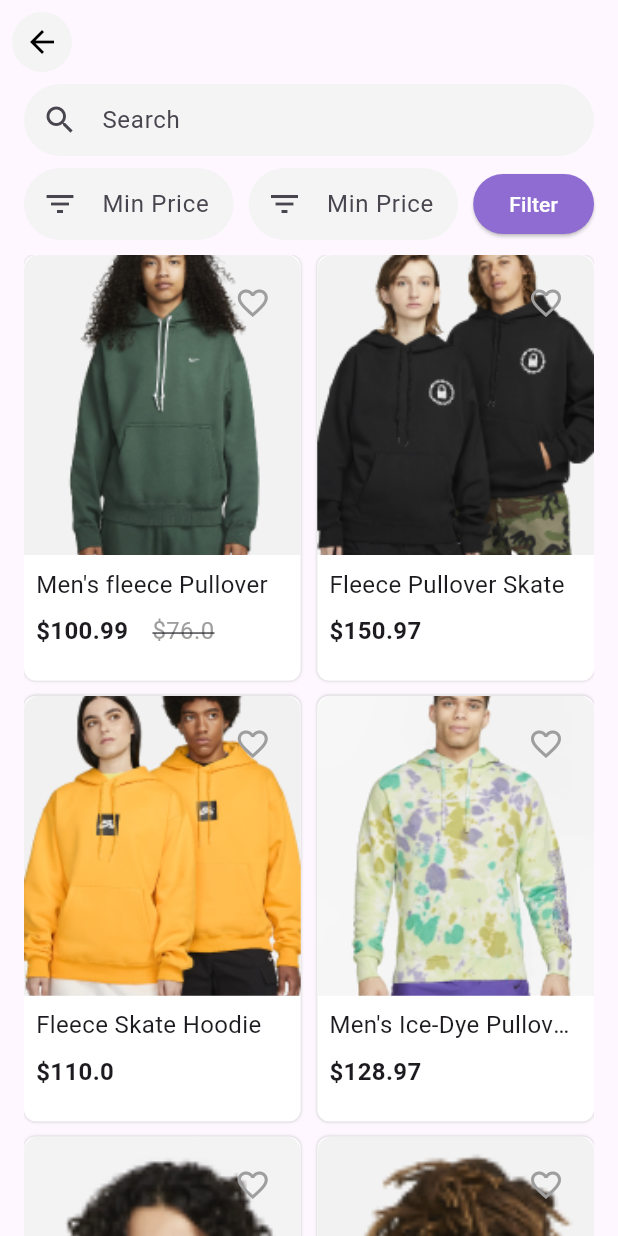
After one commit to elmir01/ecommerce_app, a Flutter app: the FilterScreen screen opened directly, on a phone screen of 412 x 824 dp. The commit adds this screen. Run offline on Flutter 3.47's test engine with Material 3 defaults, Android fonts, the phone set to English and light mode, and no system bars; our stand-ins replace badges, carousel_slider, flutter_riverpod, flutter_screenutil, get_it, image_cropper and 5 more; missing offline and left inert: dart:ffi; accounts and stored records are empty.

Commit message:
next-commit

```diff
--- a/lib/data/data_service.dart
+++ b/lib/data/data_service.dart
@@ -31,8 +31,8 @@ class DataService {
       quantity: 50,
       images: ['assets/jacket.png'],
       categoryId: 1,
-      isDiscount: false,
-      disCountPrice: 0,
+      isDiscount: true,
+      disCountPrice: 100.23,
 
     ),
     Product(
--- a/lib/data/db_helper.dart
+++ b/lib/data/db_helper.dart
@@ -1,5 +1,6 @@
 import 'package:ecommerce_app/models/cart.dart';
 import 'package:ecommerce_app/models/payment.dart';
+import 'package:flutter/cupertino.dart';
 import 'package:path/path.dart';
 import 'package:sqflite/sqflite.dart';
 import '../models/address.dart';
@@ -64,8 +65,10 @@ class DatabaseHelper {
       FOREIGN KEY(userId) REFERENCES users1(id)
     )
     ''';
+
   Future<Database> initDB() async {
     final databasePath = await getDatabasesPath();
+
     final path = join(databasePath, databaseName);
     return openDatabase(path, version: 1, onCreate: (db, version) async {
       await db.execute(user);
@@ -73,6 +76,7 @@ class DatabaseHelper {
       await db.execute(addressTable);
       await db.execute(paymentTable);
       await db.execute(cartTable);
+
     });
   }
 
--- a/lib/provider/cart_notifier.dart
+++ b/lib/provider/cart_notifier.dart
@@ -65,7 +65,7 @@ class CartNotifier extends StateNotifier<List<Cart>> {
             productJson: item.productJson, userId: currentUserId!,
           );
         }
-        return item; // Miqdar 1-dən az olmamalıdır
+        return item;
       }
       return item;
     }).toList();
--- /dev/null
+++ b/lib/views/home/filter_screen.dart
@@ -0,0 +1,264 @@
+import 'package:ecommerce_app/data/data_service.dart';
+import 'package:ecommerce_app/views/home/product_detail_screen.dart';
+import 'package:ecommerce_app/widgets/appbar_back_button.dart';
+import 'package:ecommerce_app/widgets/filter_textfield.dart';
+import 'package:flutter/cupertino.dart';
+import 'package:flutter/material.dart';
+import 'package:flutter_riverpod/flutter_riverpod.dart';
+import 'package:flutter_screenutil/flutter_screenutil.dart';
+
+import '../../models/product.dart';
+import '../../provider/favourite_provider.dart';
+import '../../widgets/product_container.dart';
+
+class FilterScreen extends ConsumerStatefulWidget {
+  const FilterScreen({super.key});
+
+  @override
+  ConsumerState createState() => _FilterScreenState();
+}
+
+class _FilterScreenState extends ConsumerState<FilterScreen> {
+  var _searchController = TextEditingController();
+  ScrollController? _scrollController = ScrollController();
+  List<Product> filteredProducts = [];
+  var products1 = DataService.predefinedProducts;
+  var products2 = DataService.predefinedNewInProducts;
+  var products3 = DataService.predefinedTopSellingProducts;
+  double minPrice = 0;
+  double maxPrice = 0;
+
+  String searchText = '';
+
+  void mergeProductLists() {
+    filteredProducts = [...products1, ...products2, ...products3];
+  }
+
+  void filterProducts(String query, double minPrice, double maxPrice) {
+    List<Product> results = [];
+
+    results = [...products1, ...products2, ...products3];
+    results = results
+        .where(
+            (product) => product.price >= minPrice && product.price <= maxPrice)
+        .toList();
+
+    if (query.isNotEmpty) {
+      results = results
+          .where((product) =>
+          product.name.toLowerCase().contains(query.toLowerCase()))
+          .toList();
+    }
+
+    setState(() {
+      filteredProducts = results;
+    });
+  }
+
+  void initState() {
+    super.initState();
+    mergeProductLists();
+  }
+  TextEditingController minPriceController = TextEditingController();
+  TextEditingController maxPriceController = TextEditingController();
+  @override
+  Widget build(BuildContext context) {
+    return Scaffold(
+      appBar: AppBar(
+        leading: AppBarBackButton(),
+      ),
+      body: Padding(
+        padding: EdgeInsets.symmetric(horizontal: 16.sp),
+        child: Column(
+          children: [
+            FilterTextField(
+              controller: _searchController,
+              onChanged: (value) {
+                searchText = value;
+                filterProducts(searchText, minPrice, maxPrice);
+              },
+              labelText: 'Search',
+              prefixIcon: Icon(Icons.search),
+              textInputType: TextInputType.text,
+            ),
+            SizedBox(
+              height: 8.sp,
+            ),
+            Row(
+              mainAxisAlignment: MainAxisAlignment.spaceAround,
+              children: [
+
+                Expanded(
+                  child:FilterTextField(
+                      controller: minPriceController,
+                      onChanged: (value) {
+                        setState(() {
+                          minPrice = double.tryParse(value)!;
+                        });
+                      },
+                      labelText: 'Min Price',
+                      prefixIcon: Icon(Icons.filter_list),
+                      textInputType: TextInputType.number),
+                ),
+                SizedBox(width: 10),
+                Expanded(
+                  child: FilterTextField(
+                      controller: maxPriceController,
+                      onChanged: (value) {
+                        setState(() {
+                          maxPrice = double.tryParse(value)!;
+                        });
+                      },
+                      labelText: 'Min Price',
+                      prefixIcon: Icon(Icons.filter_list),
+                      textInputType: TextInputType.number),
+                ),
+                SizedBox(
+                  width: 10.sp,
+                ),
+                ElevatedButton(
+                  style: ElevatedButton.styleFrom(
+                    backgroundColor: Color.fromARGB(255, 142, 108, 209),
+                  ),
+                  onPressed: () {
+                    if (minPrice != null && maxPrice != null) {
+                      filterProducts(searchText, minPrice, maxPrice);
+                    }else {
+                      print('xeta');
+                    }
+                  },
+                  child: Text(
+                    'Filter',
+                    style: TextStyle(color: Colors.white),
+                  ),
+                ),
+              ],
+            ),
+            SizedBox(
+              height: 10.sp,
+            ),
+            Expanded(
+              child: GridView.builder(
+                controller: _scrollController,
+                shrinkWrap: true,
+                itemCount: filteredProducts.length,
+                gridDelegate: SliverGridDelegateWithFixedCrossAxisCount(
+                  crossAxisCount: 2,
+                  mainAxisSpacing: 10.0.sp,
+                  crossAxisSpacing: 11.0.sp,
+                  childAspectRatio: 0.65,
+                ),
+                itemBuilder: (context, index) {
+                  return GestureDetector(
+                    onTap: () {
+                      Navigator.push(
+                        context,
+                        CupertinoPageRoute(
+                          builder: (context) => ProductDetailScreen(
+                            product: filteredProducts[index],
+                          ),
+                        ),
+                      );
+                    },
+                    child: ProductContainer(
+                      child: SingleChildScrollView(
+                        child: Column(
+                          crossAxisAlignment: CrossAxisAlignment.start,
+                          children: [
+                            Stack(
+                              children: [
+                                ClipRRect(
+                                  borderRadius: BorderRadius.vertical(
+                                      top: Radius.circular(10.0)),
+                                  child: Image.asset(
+                                    '${filteredProducts[index].images[0]}',
+                                    fit: BoxFit.cover,
+                                    width: double.infinity,
+                                    height: 200.sp,
+                                  ),
+                                ),
+                                Positioned(
+                                  top: 8,
+                                  right: 8,
+                                  child: Consumer(
+                                    builder: (context, ref, child) {
+                                      final isFavourite = ref
+                                          .watch(favouriteProvider.notifier)
+                                          .isFavourite(filteredProducts[index]);
+
+                                      return IconButton(
+                                        icon: Icon(
+                                          isFavourite
+                                              ? Icons.favorite
+                                              : Icons.favorite_border,
+                                          color: isFavourite
+                                              ? Colors.red
+                                              : Colors.grey,
+                                        ),
+                                        onPressed: () {
+                                          setState(() {
+                                            ref
+                                                .read(
+                                                    favouriteProvider.notifier)
+                                                .toggleFavourite(
+                                                    filteredProducts[index]);
+                                          });
+                                        },
+                                      );
+                                    },
+                                  ),
+                                ),
+                              ],
+                            ),
+                            Padding(
+                              padding: const EdgeInsets.all(8.0),
+                              child: Text(
+                                filteredProducts[index].name,
+                                style: TextStyle(
+                                  fontSize: 16.sp,
+                                ),
+                                maxLines: 1,
+                                overflow: TextOverflow.ellipsis,
+                              ),
+                            ),
+                            Row(
+                              children: [
+                                Padding(
+                                  padding: const EdgeInsets.symmetric(
+                                      horizontal: 8.0),
+                                  child: Text(
+                                    '\$${filteredProducts[index].price}',
+                                    style: TextStyle(
+                                      fontSize: 16.sp,
+                                      fontWeight: FontWeight.bold,
+                                    ),
+                                  ),
+                                ),
+                                if (filteredProducts[index].isDiscount == true)
+                                  Padding(
+                                    padding: const EdgeInsets.only(left: 8.0),
+                                    child: Text(
+                                      '\$${filteredProducts[index].disCountPrice.toString()}',
+                                      style: TextStyle(
+                                        fontSize: 16.sp,
+                                        color: Colors.grey,
+                                        decoration: TextDecoration.lineThrough,
+                                      ),
+                                    ),
+                                  ),
+                              ],
+                            ),
+                          ],
+                        ),
+                      ),
+                    ),
+                  );
+                },
+              ),
+            )
+          ],
+        ),
+      ),
+    );
+  }
+}
--- a/lib/views/home/home_screen.dart
+++ b/lib/views/home/home_screen.dart
@@ -2,9 +2,11 @@ import 'dart:io';
 
 import 'package:carousel_slider/carousel_slider.dart';
 import 'package:ecommerce_app/data/db_helper.dart';
+import 'package:ecommerce_app/views/home/filter_screen.dart';
 import 'package:ecommerce_app/views/home/product_detail_screen.dart';
 import 'package:ecommerce_app/views/settings/settings_screen.dart';
 import 'package:ecommerce_app/widgets/cart_button.dart';
+import 'package:ecommerce_app/widgets/filter_textfield.dart';
 import 'package:ecommerce_app/widgets/product_container.dart';
 import 'package:flutter/cupertino.dart';
 import 'package:flutter/material.dart';
@@ -46,14 +48,13 @@ class _HomeScreenState extends ConsumerState<HomeScreen> {
 
   var topSellingProducts = DataService.predefinedTopSellingProducts;
   var newInProducts = DataService.predefinedNewInProducts;
+  TextEditingController _searchController = TextEditingController();
 
   @override
   Widget build(BuildContext context) {
     return Scaffold(
       appBar: AppBar(
-        actions: [
-
-        ],
+        actions: [],
       ),
       body: Padding(
         padding: EdgeInsets.symmetric(horizontal: 16.sp),
@@ -122,7 +123,7 @@ class _HomeScreenState extends ConsumerState<HomeScreen> {
                     ),
                   ),
                   Padding(
-                   padding:  EdgeInsets.only(right: 10.sp),
+                    padding: EdgeInsets.only(right: 10.sp),
                     child: CartButton(),
                   ),
                 ],
@@ -133,18 +134,23 @@ class _HomeScreenState extends ConsumerState<HomeScreen> {
               SizedBox(
                 width: double.infinity,
                 height: 40.sp,
-                child: TextField(
+                child: GestureDetector(
+                  onTap: () {
+                    Navigator.push(
+                      context,
+                      CupertinoPageRoute(
+                        builder: (context) => FilterScreen(),
+                      ),
+                    );
+                  },
+                  child: AbsorbPointer(
+                    child: FilterTextField(
+                      controller: _searchController,
                       onChanged: (value) {},
-                  decoration: InputDecoration(
-                    contentPadding: EdgeInsets.symmetric(vertical: 5.sp),
-                    floatingLabelBehavior: FloatingLabelBehavior.never,
-                    filled: true,
-                    fillColor: Color.fromARGB(255, 244, 244, 244),
                       labelText: 'Search',
-                    border: OutlineInputBorder(
-                        borderSide: BorderSide.none,
-                        borderRadius: BorderRadius.all(Radius.circular(100))),
                       prefixIcon: Icon(Icons.search),
+                      textInputType: TextInputType.text,
+                    ),
                   ),
                 ),
               ),
--- a/lib/views/home/shop_by_categories_screen.dart
+++ b/lib/views/home/shop_by_categories_screen.dart
@@ -1,4 +1,4 @@
-import 'dart:ffi';
+
 
 import 'package:ecommerce_app/data/data_service.dart';
 import 'package:ecommerce_app/widgets/appbar_back_button.dart';
--- /dev/null
+++ b/lib/widgets/filter_textfield.dart
@@ -0,0 +1,49 @@
+import 'package:flutter/cupertino.dart';
+import 'package:flutter/material.dart';
+import 'package:flutter/services.dart';
+import 'package:flutter_screenutil/flutter_screenutil.dart';
+
+class FilterTextField extends StatefulWidget {
+  TextInputType textInputType;
+  TextEditingController controller;
+  Function(String) onChanged;
+  String labelText;
+  Icon prefixIcon;
+
+  FilterTextField({
+    required this.controller,
+    required this.onChanged,
+    required this.labelText,
+    required this.prefixIcon,
+    required this.textInputType,
+  });
+
+  @override
+  State<FilterTextField> createState() => _FilterTextFieldState();
+}
+
+class _FilterTextFieldState extends State<FilterTextField> {
+  @override
+  Widget build(BuildContext context) {
+    return TextField(
+      controller: widget.controller,
+      decoration: InputDecoration(
+        labelText: widget.labelText,
+        contentPadding: EdgeInsets.symmetric(vertical: 5.sp),
+        floatingLabelBehavior: FloatingLabelBehavior.never,
+        filled: true,
+        fillColor: Color.fromARGB(255, 244, 244, 244),
+        border: OutlineInputBorder(
+          borderSide: BorderSide.none,
+          borderRadius: BorderRadius.all(
+            Radius.circular(50),
+          ),
+        ),
+        prefixIcon: widget.prefixIcon,
+      ),
+      keyboardType: widget.textInputType,
+      onChanged: widget.onChanged,
+
+    );
+  }
+}
```
Also changed, not shown: lib/views/auth/login_screen.dart (+15 -7 lines). Lines whose indentation alone changed are shown as unchanged.
